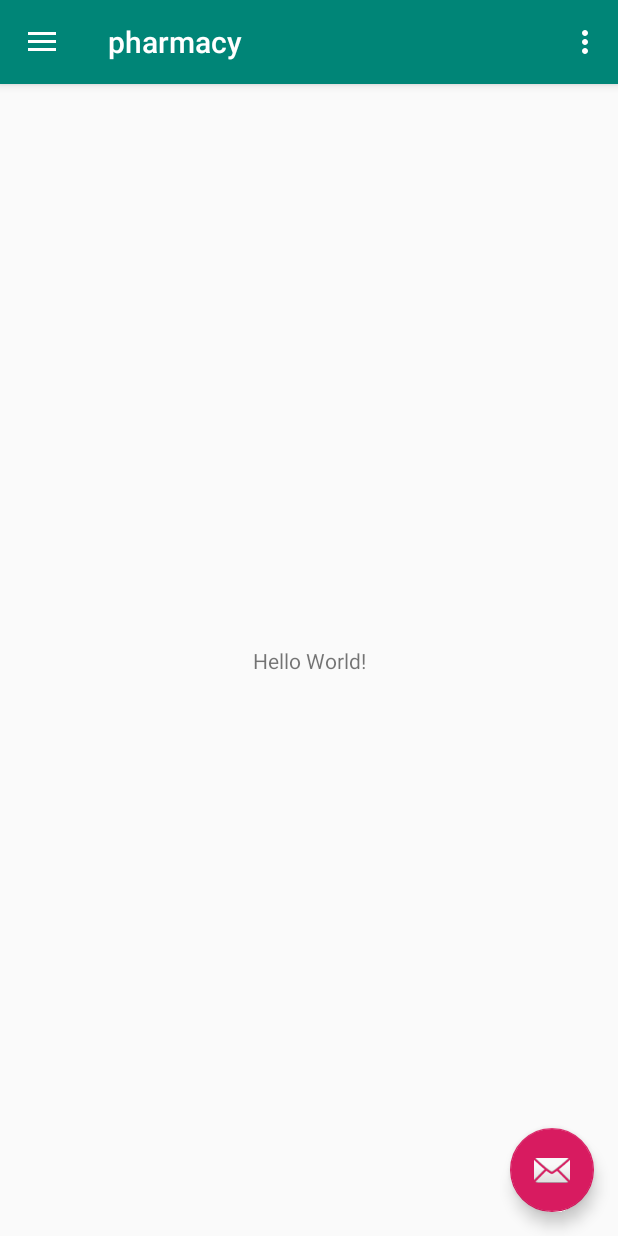
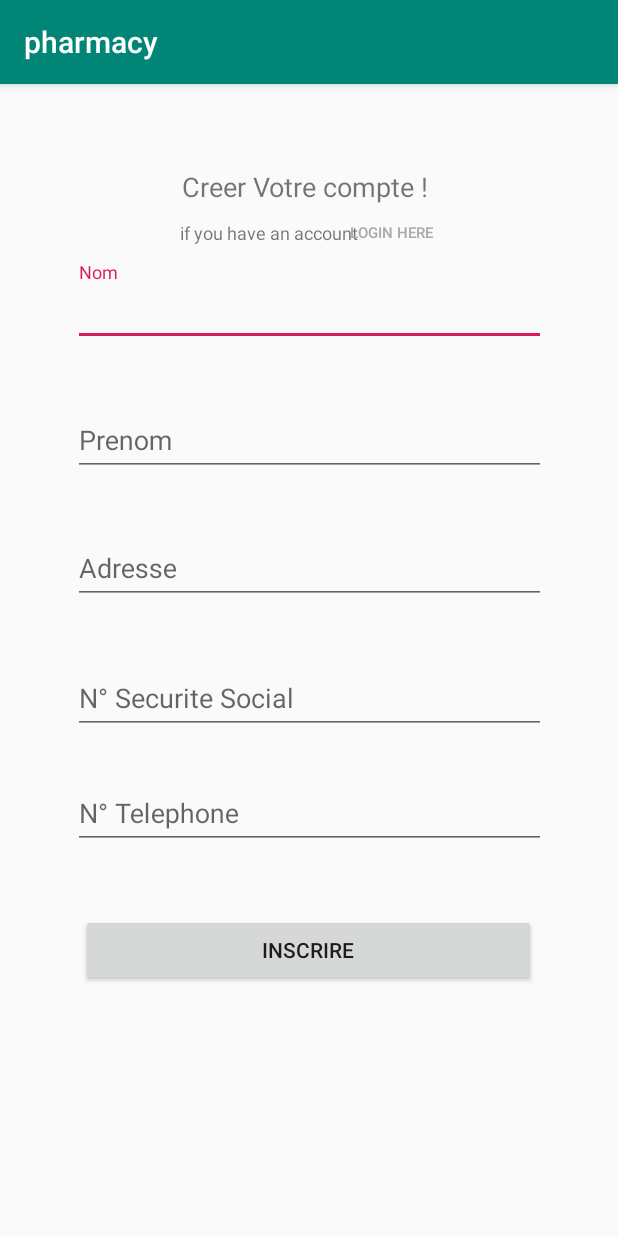
Before and after one commit to benyamnamouad/pharmacy-app-android-kootlin, an Android app: the screen it shows after launch (MainActivity before the commit, SignUpActivity after it), after a tap on an icon or button, on a phone screen of 412 x 824 dp. Run offline under Robolectric (Android 15) with nearby library versions, the phone set to English and light mode, and no system bars.

Commit message:
signup and login added

```diff
--- a/app/build.gradle
+++ b/app/build.gradle
@@ -8,7 +8,7 @@ android {
     compileSdkVersion 28
     defaultConfig {
         applicationId "com.example.pharmacy"
-        minSdkVersion 15
+        minSdkVersion 19
         targetSdkVersion 28
         versionCode 1
         versionName "1.0"
--- a/app/src/main/java/com/example/pharmacy/MainActivity.kt
+++ b/app/src/main/java/com/example/pharmacy/MainActivity.kt
@@ -1,5 +1,6 @@
 package com.example.pharmacy
 
+import android.content.Intent
 import android.os.Bundle
 import android.support.design.widget.Snackbar
 import android.support.design.widget.NavigationView
@@ -11,6 +12,7 @@ import android.view.MenuItem
 import android.widget.Toast
 import kotlinx.android.synthetic.main.activity_main.*
 import kotlinx.android.synthetic.main.app_bar_main.*
+import kotlinx.android.synthetic.main.content_main.*
 import retrofit2.Call
 import retrofit2.Callback
 import retrofit2.Response
@@ -28,30 +30,40 @@ class MainActivity : AppCompatActivity(), NavigationView.OnNavigationItemSelecte
         fab.setOnClickListener { view ->
 //            Snackbar.make(view, "Replace with your own action", Snackbar.LENGTH_LONG)
 //                .setAction("Action", null).show()
-            var listTeam:List<User> = ArrayList<User>()
-            val call = RetrofitService.endpoint.getUsers()
-            call.enqueue(object : Callback<List<User>>{
+//            var listTeam:List<User> = ArrayList<User>()
+//            val call = RetrofitService.endpoint.getUsers()
+//            call.enqueue(object : Callback<List<User>>{
+//
+//                override fun onFailure(call: Call<List<User>>, t: Throwable) {
+//                    println(t.toString());
+//                    Toast.makeText(this@MainActivity," failed connecting server", Toast.LENGTH_LONG).show()
+//
+//                }
+//
+//                override fun onResponse(call: Call<List<User>>, response: Response<List<User>>) {
+//                    if(response?.isSuccessful!!){
+//                        //getting teams
+//                        listTeam = response.body()!!
+//                        println(listTeam);
+//                    }
+//                    else {
+//                        Toast.makeText(this@MainActivity,response.errorBody().toString()+" error connecting server", Toast.LENGTH_LONG).show()
+//                    }
+//                }
+//
+//
+//
+//            })
 
-                override fun onFailure(call: Call<List<User>>, t: Throwable) {
-                    println(t.toString());
-                    Toast.makeText(this@MainActivity," failed connecting server", Toast.LENGTH_LONG).show()
+            val intent = Intent(applicationContext, SignUpActivity::class.java)
+            startActivity(intent)
 
-                }
-
-                override fun onResponse(call: Call<List<User>>, response: Response<List<User>>) {
-                    if(response?.isSuccessful!!){
-                        //getting teams
-                        listTeam = response.body()!!
-                        println(listTeam);
-                    }
-                    else {
-                        Toast.makeText(this@MainActivity,response.errorBody().toString()+" error connecting server", Toast.LENGTH_LONG).show()
-                    }
-                }
+//             var string = justTryingInput.text.toString().trim()
+//            println("hello there I am trying this thing $string")
 
 
 
-            })
+
         }
 
         val toggle = ActionBarDrawerToggle(
--- a/app/src/main/java/com/example/pharmacy/User.kt
+++ b/app/src/main/java/com/example/pharmacy/User.kt
@@ -1,7 +1,7 @@
 package com.example.pharmacy
 
 data class User (
-    var nemuro_social:Int,
+    var numero_social:String,
     var nom:String,
     var prenom:String,
     var adress:String,
--- /dev/null
+++ b/app/src/main/res/layout/activity_signup.xml
@@ -0,0 +1,130 @@
+<?xml version="1.0" encoding="utf-8"?>
+<android.support.constraint.ConstraintLayout xmlns:android="http://schemas.android.com/apk/res/android"
+                                             xmlns:app="http://schemas.android.com/apk/res-auto" xmlns:tools="http://schemas.android.com/tools" android:layout_width="match_parent"
+                                             android:layout_height="match_parent">
+
+    <TextView
+            android:text="Creer Votre compte ! "
+            android:layout_width="wrap_content"
+            android:layout_height="wrap_content"
+            android:id="@+id/textView3" android:layout_marginTop="8dp"
+            app:layout_constraintTop_toTopOf="parent" android:layout_marginBottom="8dp"
+            app:layout_constraintBottom_toBottomOf="parent" app:layout_constraintEnd_toEndOf="parent"
+            android:layout_marginEnd="8dp" app:layout_constraintStart_toStartOf="parent"
+            android:layout_marginStart="8dp" app:layout_constraintHorizontal_bias="0.498"
+            app:layout_constraintVertical_bias="0.066" android:textSize="18sp"/>
+    <android.support.design.widget.TextInputLayout
+            android:layout_width="315dp"
+            android:layout_height="wrap_content"
+            android:layout_marginTop="8dp"
+            app:layout_constraintTop_toBottomOf="@+id/textView3" app:layout_constraintEnd_toEndOf="parent"
+            android:layout_marginEnd="8dp" app:layout_constraintStart_toStartOf="parent"
+            android:layout_marginStart="8dp" android:layout_marginBottom="8dp"
+            app:layout_constraintBottom_toBottomOf="parent"
+            app:layout_constraintVertical_bias="0.049" android:id="@+id/textInputLayout">
+
+        <android.support.design.widget.TextInputEditText
+                android:layout_width="match_parent"
+                android:layout_height="wrap_content"
+                android:hint="@string/hint_nom" android:id="@+id/textInputNom" android:inputType="text"/>
+    </android.support.design.widget.TextInputLayout>
+
+
+    <android.support.design.widget.TextInputLayout
+            android:layout_width="315dp"
+            android:layout_height="wrap_content"
+            app:layout_constraintEnd_toEndOf="parent"
+            android:layout_marginEnd="8dp" app:layout_constraintStart_toStartOf="parent"
+            android:layout_marginStart="8dp" android:layout_marginBottom="360dp"
+            app:layout_constraintBottom_toBottomOf="parent"
+            android:id="@+id/textInputPrenomLayout"
+            android:layout_marginTop="8dp" app:layout_constraintTop_toBottomOf="@+id/textInputLayout"
+            app:layout_constraintVertical_bias="0.134">
+
+        <android.support.design.widget.TextInputEditText
+                android:layout_width="match_parent"
+                android:layout_height="wrap_content"
+                android:hint="@string/hint_prenom" android:id="@+id/textInputPrenom" android:inputType="text"/>
+    </android.support.design.widget.TextInputLayout>
+
+
+    <android.support.design.widget.TextInputLayout
+            android:layout_width="315dp"
+            android:layout_height="wrap_content"
+            android:layout_marginTop="8dp"
+            app:layout_constraintEnd_toEndOf="parent"
+            android:layout_marginEnd="8dp" app:layout_constraintStart_toStartOf="parent"
+            android:layout_marginStart="8dp" android:layout_marginBottom="8dp"
+            app:layout_constraintBottom_toBottomOf="parent"
+            app:layout_constraintVertical_bias="0.049" android:id="@+id/textInputLayoutAdresse"
+            app:layout_constraintTop_toBottomOf="@+id/textInputPrenomLayout">
+
+        <android.support.design.widget.TextInputEditText
+                android:layout_width="match_parent"
+                android:layout_height="wrap_content"
+                android:hint="@string/hint_adresse" android:id="@+id/textInputAdresse" android:inputType="text"/>
+    </android.support.design.widget.TextInputLayout>
+
+    <android.support.design.widget.TextInputLayout
+            android:layout_width="315dp"
+            android:layout_height="wrap_content"
+            android:layout_marginTop="8dp"
+            app:layout_constraintTop_toBottomOf="@+id/textInputLayoutAdresse" app:layout_constraintEnd_toEndOf="parent"
+            android:layout_marginEnd="8dp" app:layout_constraintStart_toStartOf="parent"
+            android:layout_marginStart="8dp" android:layout_marginBottom="8dp"
+            app:layout_constraintBottom_toBottomOf="parent"
+            app:layout_constraintVertical_bias="0.064" android:id="@+id/textInputLayoutNumeroSocial">
+
+        <android.support.design.widget.TextInputEditText
+                android:layout_width="match_parent"
+                android:layout_height="wrap_content"
+                android:hint="@string/hint_sec_social" android:id="@+id/textInputNumeroSocial"
+                android:inputType="number"/>
+    </android.support.design.widget.TextInputLayout>
+
+    <android.support.design.widget.TextInputLayout
+            android:layout_width="315dp"
+            android:layout_height="wrap_content"
+            android:layout_marginTop="8dp"
+            app:layout_constraintEnd_toEndOf="parent"
+            android:layout_marginEnd="8dp" app:layout_constraintStart_toStartOf="parent"
+            android:layout_marginStart="8dp" android:layout_marginBottom="8dp"
+            app:layout_constraintBottom_toBottomOf="parent"
+            app:layout_constraintVertical_bias="0.049" android:id="@+id/textInputLayoutPhone"
+            app:layout_constraintTop_toBottomOf="@+id/textInputLayoutNumeroSocial">
+
+        <android.support.design.widget.TextInputEditText
+                android:layout_width="match_parent"
+                android:layout_height="wrap_content"
+                android:hint="@string/hint_phone" android:id="@+id/textInputPhone" android:inputType="phone"/>
+    </android.support.design.widget.TextInputLayout>
+
+
+    <Button
+            android:text="@string/text_register"
+            android:layout_width="303dp"
+            android:layout_height="wrap_content"
+            android:id="@+id/button" app:layout_constraintEnd_toEndOf="parent" android:layout_marginEnd="8dp"
+            app:layout_constraintStart_toStartOf="parent" android:layout_marginStart="8dp"
+            android:layout_marginBottom="132dp" app:layout_constraintBottom_toBottomOf="parent"
+            app:layout_constraintHorizontal_bias="0.498"
+            android:layout_marginTop="8dp" app:layout_constraintTop_toBottomOf="@+id/textInputLayoutPhone"/>
+    <TextView
+            android:text="if you have an account "
+            android:layout_width="wrap_content"
+            android:layout_height="wrap_content" android:id="@+id/textView5"
+            android:textSize="12sp" android:layout_marginBottom="8dp"
+            app:layout_constraintBottom_toTopOf="@+id/textInputLayout" android:layout_marginTop="10dp"
+            app:layout_constraintTop_toBottomOf="@+id/textView3" app:layout_constraintVertical_bias="0.0"
+            android:layout_marginStart="120dp" app:layout_constraintStart_toStartOf="parent"/>
+    <Button
+            android:text="login here"
+            android:background="@android:color/transparent"
+            android:textColor="@android:color/darker_gray"
+            android:layout_width="62dp"
+            android:layout_height="23dp"
+            android:id="@+id/goToLogin" android:textSize="10sp"
+            android:layout_marginEnd="120dp" app:layout_constraintEnd_toEndOf="parent"
+            app:layout_constraintBottom_toTopOf="@+id/textInputLayout"
+            android:layout_marginBottom="8dp"/>
+</android.support.constraint.ConstraintLayout>
--- a/app/src/main/res/values/strings.xml
+++ b/app/src/main/res/values/strings.xml
@@ -6,4 +6,16 @@
     <string name="nav_header_subtitle">android.studio@android.com</string>
     <string name="nav_header_desc">Navigation header</string>
     <string name="action_settings">Settings</string>
+
+    <string name="text_accounts">All Accounts</string>
+    <string name="hint_nom">Nom</string>
+    <string name="hint_prenom">Prenom</string>
+    <string name="hint_adresse">Adresse</string>
+    <string name="hint_sec_social">N° Securite Social</string>
+    <string name="hint_phone">N° Telephone</string>
+    <string name="text_register">Inscrire</string>
+
+    <string name="hint_password">Password</string>
+    <string name="hint_confirm_password">Confirm Password</string>
+    <string name="text_login">Login</string>
 </resources>
```
Also changed, not shown: app/src/main/AndroidManifest.xml (+9 -0 lines), app/src/main/java/com/example/pharmacy/Enpoint.kt (+10 -0 lines), app/src/main/java/com/example/pharmacy/LoginActivity.kt (added, +60 -0 lines), app/src/main/java/com/example/pharmacy/SignUpActivity.kt (added, +65 -0 lines), app/src/main/res/layout/activity_login.xml (added, +57 -0 lines), app/src/main/res/layout/content_main.xml (+14 -1 lines).
